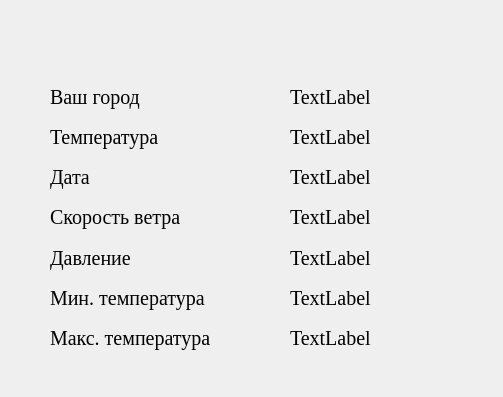
Arteeemis/DESKTOP-WEATHER-APP, file day.ui: the form before one commit.
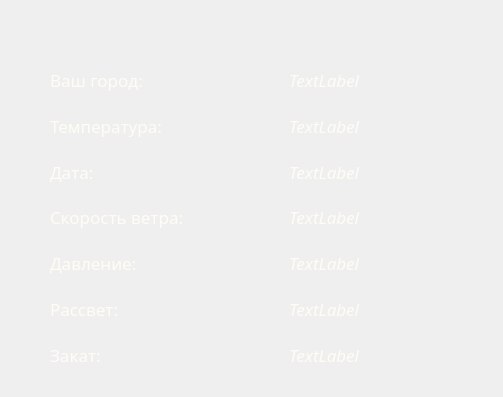
The form after the commit. Icons and pictures are not drawn.

```diff
--- a/day.ui
+++ b/day.ui
@@ -21,7 +21,7 @@
     <rect>
      <x>10</x>
      <y>10</y>
-     <width>51</width>
+     <width>71</width>
      <height>41</height>
     </rect>
    </property>
@@ -30,12 +30,12 @@
    </property>
    <property name="icon">
     <iconset resource="Resource.qrc">
-     <normaloff>:/resources/img/gob.png</normaloff>:/resources/img/gob.png</iconset>
+     <normaloff>:/resources/img/output-onlinepngtools.png</normaloff>:/resources/img/output-onlinepngtools.png</iconset>
    </property>
    <property name="iconSize">
     <size>
-     <width>40</width>
-     <height>30</height>
+     <width>60</width>
+     <height>50</height>
     </size>
    </property>
    <property name="flat">
@@ -46,28 +46,30 @@
    <property name="geometry">
     <rect>
      <x>50</x>
-     <y>80</y>
-     <width>321</width>
-     <height>275</height>
+     <y>60</y>
+     <width>331</width>
+     <height>315</height>
     </rect>
    </property>
    <property name="font">
     <font>
-     <family>Times New Roman</family>
-     <pointsize>15</pointsize>
+     <family>Segoe UI Semibold</family>
+     <pointsize>13</pointsize>
+     <italic>false</italic>
     </font>
    </property>
    <layout class="QGridLayout" name="gridLayout">
-    <item row="4" column="0">
-     <widget class="QLabel" name="Pressure">
+    <item row="1" column="0">
+     <widget class="QLabel" name="Temp">
       <property name="font">
        <font>
-        <family>Times New Roman</family>
-        <pointsize>15</pointsize>
+        <family>Segoe UI Semibold</family>
+        <pointsize>13</pointsize>
+        <italic>false</italic>
        </font>
       </property>
       <property name="text">
-       <string>Давление</string>
+       <string>&lt;html&gt;&lt;head/&gt;&lt;body&gt;&lt;p&gt;&lt;span style=&quot; color:#fffcf5;&quot;&gt;Температура:&lt;/span&gt;&lt;/p&gt;&lt;/body&gt;&lt;/html&gt;</string>
       </property>
      </widget>
     </item>
@@ -75,12 +77,83 @@
      <widget class="QLabel" name="label">
       <property name="font">
        <font>
-        <family>Times New Roman</family>
-        <pointsize>15</pointsize>
+        <family>Segoe UI Semibold</family>
+        <pointsize>13</pointsize>
+        <italic>true</italic>
        </font>
       </property>
       <property name="text">
-       <string>TextLabel</string>
+       <string>&lt;html&gt;&lt;head/&gt;&lt;body&gt;&lt;p&gt;&lt;span style=&quot; color:#fffcf5;&quot;&gt;TextLabel&lt;/span&gt;&lt;/p&gt;&lt;/body&gt;&lt;/html&gt;</string>
+      </property>
+     </widget>
+    </item>
+    <item row="6" column="2">
+     <widget class="QLabel" name="label_7">
+      <property name="font">
+       <font>
+        <family>Segoe UI Semibold</family>
+        <pointsize>13</pointsize>
+        <italic>true</italic>
+       </font>
+      </property>
+      <property name="text">
+       <string>&lt;html&gt;&lt;head/&gt;&lt;body&gt;&lt;p&gt;&lt;span style=&quot; color:#fffcf5;&quot;&gt;TextLabel&lt;/span&gt;&lt;/p&gt;&lt;/body&gt;&lt;/html&gt;</string>
+      </property>
+     </widget>
+    </item>
+    <item row="4" column="2">
+     <widget class="QLabel" name="label_5">
+      <property name="font">
+       <font>
+        <family>Segoe UI Semibold</family>
+        <pointsize>13</pointsize>
+        <italic>true</italic>
+       </font>
+      </property>
+      <property name="text">
+       <string>&lt;html&gt;&lt;head/&gt;&lt;body&gt;&lt;p&gt;&lt;span style=&quot; color:#fffcf5;&quot;&gt;TextLabel&lt;/span&gt;&lt;/p&gt;&lt;/body&gt;&lt;/html&gt;</string>
+      </property>
+     </widget>
+    </item>
+    <item row="4" column="0">
+     <widget class="QLabel" name="Pressure">
+      <property name="font">
+       <font>
+        <family>Segoe UI Semibold</family>
+        <pointsize>13</pointsize>
+        <italic>false</italic>
+       </font>
+      </property>
+      <property name="text">
+       <string>&lt;html&gt;&lt;head/&gt;&lt;body&gt;&lt;p&gt;&lt;span style=&quot; color:#fffcf5;&quot;&gt;Давление:&lt;/span&gt;&lt;/p&gt;&lt;/body&gt;&lt;/html&gt;</string>
+      </property>
+     </widget>
+    </item>
+    <item row="0" column="0">
+     <widget class="QLabel" name="City">
+      <property name="font">
+       <font>
+        <family>Segoe UI Semibold</family>
+        <pointsize>13</pointsize>
+        <italic>false</italic>
+       </font>
+      </property>
+      <property name="text">
+       <string>&lt;html&gt;&lt;head/&gt;&lt;body&gt;&lt;p&gt;&lt;span style=&quot; color:#fffcf5;&quot;&gt;Ваш город:&lt;/span&gt;&lt;/p&gt;&lt;/body&gt;&lt;/html&gt;</string>
+      </property>
+     </widget>
+    </item>
+    <item row="2" column="2">
+     <widget class="QLabel" name="label_3">
+      <property name="font">
+       <font>
+        <family>Segoe UI Semibold</family>
+        <pointsize>13</pointsize>
+        <italic>true</italic>
+       </font>
+      </property>
+      <property name="text">
+       <string>&lt;html&gt;&lt;head/&gt;&lt;body&gt;&lt;p&gt;&lt;span style=&quot; color:#fffcf5;&quot;&gt;TextLabel&lt;/span&gt;&lt;/p&gt;&lt;/body&gt;&lt;/html&gt;</string>
       </property>
      </widget>
     </item>
@@ -88,38 +161,13 @@
      <widget class="QLabel" name="Date">
       <property name="font">
        <font>
-        <family>Times New Roman</family>
-        <pointsize>15</pointsize>
+        <family>Segoe UI Semibold</family>
+        <pointsize>13</pointsize>
+        <italic>false</italic>
        </font>
       </property>
       <property name="text">
-       <string>Дата</string>
-      </property>
-     </widget>
-    </item>
-    <item row="1" column="2">
-     <widget class="QLabel" name="label_2">
-      <property name="font">
-       <font>
-        <family>Times New Roman</family>
-        <pointsize>15</pointsize>
-       </font>
-      </property>
-      <property name="text">
-       <string>TextLabel</string>
-      </property>
-     </widget>
-    </item>
-    <item row="3" column="2">
-     <widget class="QLabel" name="label_4">
-      <property name="font">
-       <font>
-        <family>Times New Roman</family>
-        <pointsize>15</pointsize>
-       </font>
-      </property>
-      <property name="text">
-       <string>TextLabel</string>
+       <string>&lt;html&gt;&lt;head/&gt;&lt;body&gt;&lt;p&gt;&lt;span style=&quot; color:#fffcf5;&quot;&gt;Дата:&lt;/span&gt;&lt;/p&gt;&lt;/body&gt;&lt;/html&gt;</string>
       </property>
      </widget>
     </item>
@@ -127,12 +175,13 @@
      <widget class="QLabel" name="label_6">
       <property name="font">
        <font>
-        <family>Times New Roman</family>
-        <pointsize>15</pointsize>
+        <family>Segoe UI Semibold</family>
+        <pointsize>13</pointsize>
+        <italic>true</italic>
        </font>
       </property>
       <property name="text">
-       <string>TextLabel</string>
+       <string>&lt;html&gt;&lt;head/&gt;&lt;body&gt;&lt;p&gt;&lt;span style=&quot; color:#fffcf5;&quot;&gt;TextLabel&lt;/span&gt;&lt;/p&gt;&lt;/body&gt;&lt;/html&gt;</string>
       </property>
      </widget>
     </item>
@@ -140,51 +189,27 @@
      <widget class="QLabel" name="MaxTemp">
       <property name="font">
        <font>
-        <family>Times New Roman</family>
-        <pointsize>15</pointsize>
+        <family>Segoe UI Semibold</family>
+        <pointsize>13</pointsize>
+        <italic>false</italic>
        </font>
       </property>
       <property name="text">
-       <string>Макс. температура</string>
+       <string>&lt;html&gt;&lt;head/&gt;&lt;body&gt;&lt;p&gt;&lt;span style=&quot; color:#fffcf5;&quot;&gt;Закат:&lt;/span&gt;&lt;/p&gt;&lt;/body&gt;&lt;/html&gt;</string>
       </property>
      </widget>
     </item>
-    <item row="6" column="2">
-     <widget class="QLabel" name="label_7">
+    <item row="3" column="2">
+     <widget class="QLabel" name="label_4">
       <property name="font">
        <font>
-        <family>Times New Roman</family>
-        <pointsize>15</pointsize>
+        <family>Segoe UI Semibold</family>
+        <pointsize>13</pointsize>
+        <italic>true</italic>
        </font>
       </property>
       <property name="text">
-       <string>TextLabel</string>
-      </property>
-     </widget>
-    </item>
-    <item row="2" column="2">
-     <widget class="QLabel" name="label_3">
-      <property name="font">
-       <font>
-        <family>Times New Roman</family>
-        <pointsize>15</pointsize>
-       </font>
-      </property>
-      <property name="text">
-       <string>TextLabel</string>
-      </property>
-     </widget>
-    </item>
-    <item row="0" column="0">
-     <widget class="QLabel" name="City">
-      <property name="font">
-       <font>
-        <family>Times New Roman</family>
-        <pointsize>15</pointsize>
-       </font>
-      </property>
-      <property name="text">
-       <string>Ваш город</string>
+       <string>&lt;html&gt;&lt;head/&gt;&lt;body&gt;&lt;p&gt;&lt;span style=&quot; color:#fffcf5;&quot;&gt;TextLabel&lt;/span&gt;&lt;/p&gt;&lt;/body&gt;&lt;/html&gt;</string>
       </property>
      </widget>
     </item>
@@ -192,25 +217,13 @@
      <widget class="QLabel" name="WindSpeed">
       <property name="font">
        <font>
-        <family>Times New Roman</family>
-        <pointsize>15</pointsize>
+        <family>Segoe UI Semibold</family>
+        <pointsize>13</pointsize>
+        <italic>false</italic>
        </font>
       </property>
       <property name="text">
-       <string>Скорость ветра</string>
-      </property>
-     </widget>
-    </item>
-    <item row="4" column="2">
-     <widget class="QLabel" name="label_5">
-      <property name="font">
-       <font>
-        <family>Times New Roman</family>
-        <pointsize>15</pointsize>
-       </font>
-      </property>
-      <property name="text">
-       <string>TextLabel</string>
+       <string>&lt;html&gt;&lt;head/&gt;&lt;body&gt;&lt;p&gt;&lt;span style=&quot; color:#fffcf5;&quot;&gt;Скорость ветра:&lt;/span&gt;&lt;/p&gt;&lt;/body&gt;&lt;/html&gt;</string>
       </property>
      </widget>
     </item>
@@ -218,53 +231,36 @@
      <widget class="QLabel" name="MinTemp">
       <property name="font">
        <font>
-        <family>Times New Roman</family>
-        <pointsize>15</pointsize>
+        <family>Segoe UI Semibold</family>
+        <pointsize>13</pointsize>
+        <italic>false</italic>
        </font>
       </property>
       <property name="text">
-       <string>Мин. температура</string>
+       <string>&lt;html&gt;&lt;head/&gt;&lt;body&gt;&lt;p&gt;&lt;span style=&quot; color:#fffcf5;&quot;&gt;Рассвет:&lt;/span&gt;&lt;/p&gt;&lt;/body&gt;&lt;/html&gt;</string>
       </property>
      </widget>
     </item>
-    <item row="1" column="0">
-     <widget class="QLabel" name="Temp">
+    <item row="1" column="2">
+     <widget class="QLabel" name="label_2">
       <property name="font">
        <font>
-        <family>Times New Roman</family>
-        <pointsize>15</pointsize>
+        <family>Segoe UI Semibold</family>
+        <pointsize>13</pointsize>
+        <italic>true</italic>
        </font>
       </property>
       <property name="text">
-       <string>Температура</string>
+       <string>&lt;html&gt;&lt;head/&gt;&lt;body&gt;&lt;p&gt;&lt;span style=&quot; color:#fffcf5;&quot;&gt;TextLabel&lt;/span&gt;&lt;/p&gt;&lt;/body&gt;&lt;/html&gt;</string>
       </property>
      </widget>
     </item>
-    <item row="0" column="1">
-     <spacer name="horizontalSpacer">
-      <property name="orientation">
-       <enum>Qt::Horizontal</enum>
+    <item row="2" column="1">
+     <widget class="QLabel" name="label_8">
+      <property name="text">
+       <string>    </string>
       </property>
-      <property name="sizeHint" stdset="0">
-       <size>
-        <width>40</width>
-        <height>20</height>
-       </size>
-      </property>
-     </spacer>
-    </item>
-    <item row="6" column="1">
-     <spacer name="horizontalSpacer_2">
-      <property name="orientation">
-       <enum>Qt::Horizontal</enum>
-      </property>
-      <property name="sizeHint" stdset="0">
-       <size>
-        <width>40</width>
-        <height>20</height>
-       </size>
-      </property>
-     </spacer>
+     </widget>
     </item>
    </layout>
   </widget>
```
